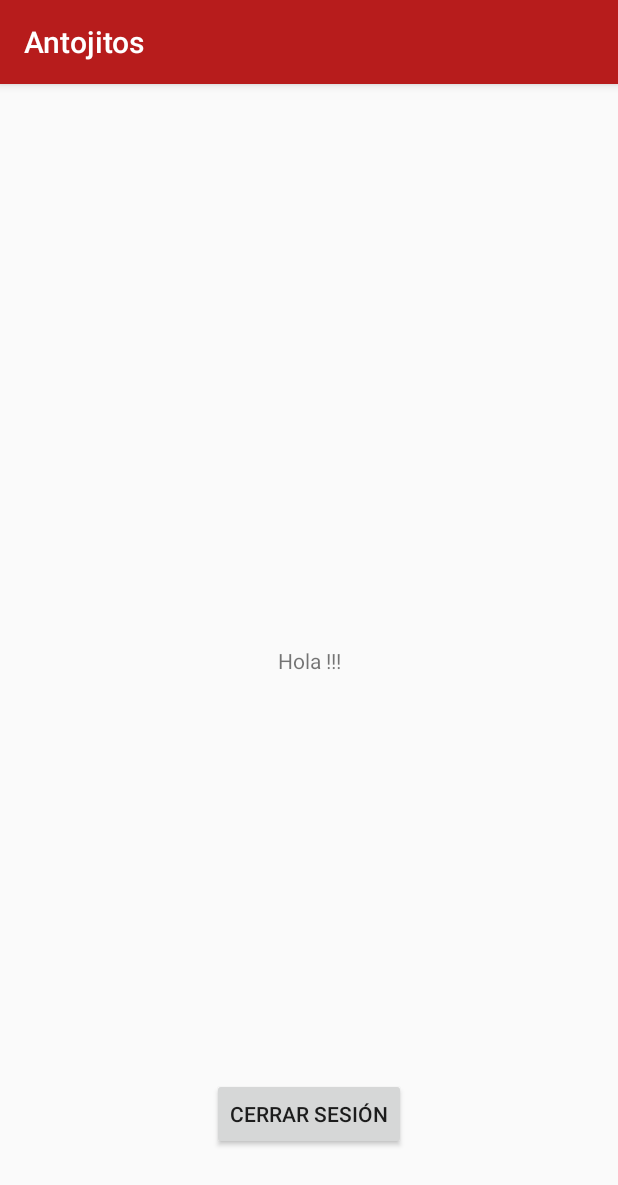
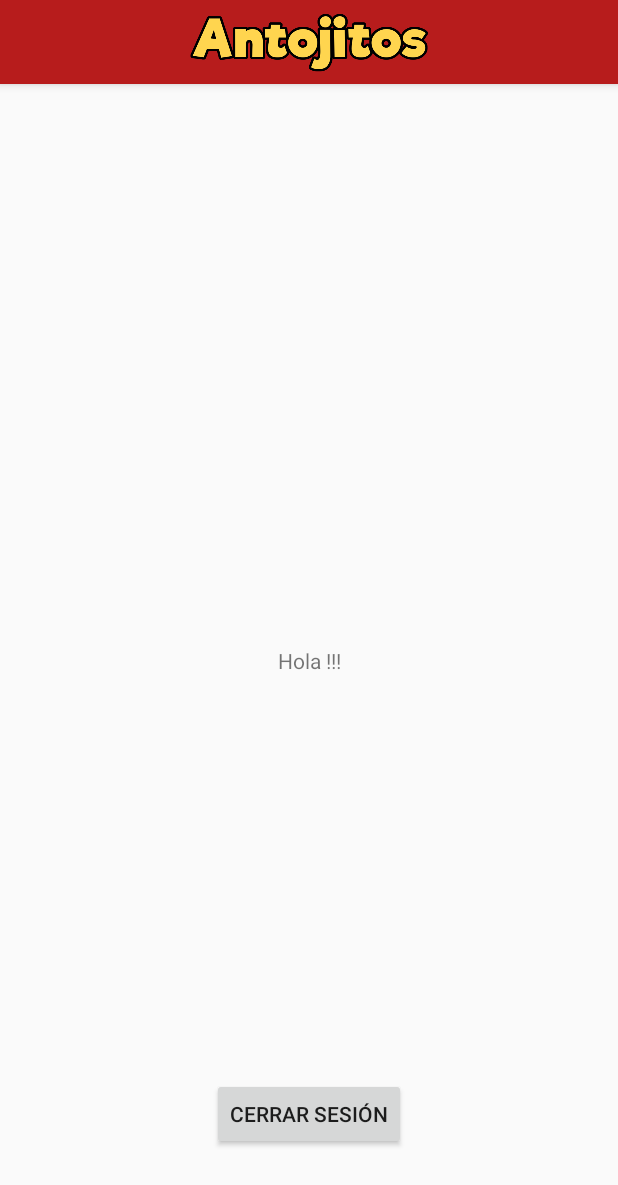
Before and after one commit to Esvux/AntojitosApp, an Android app: the screen it shows after launch once a user with an empty profile is signed in (MainActivity), on a phone screen of 412 x 824 dp. Shown: the top 1185 px of the screen. Run offline under Robolectric (Android 15) with nearby library versions, the phone set to English and light mode, and no system bars; our stand-ins replace Firebase (no records; nobody signed in at launch, a user with empty details on screens opened directly); libraries missing offline, so code that uses them is left out: com.firebase.ui.

Commit message:
Agregando ActionBar personalizado.

```diff
--- a/app/src/main/AndroidManifest.xml
+++ b/app/src/main/AndroidManifest.xml
@@ -24,7 +24,7 @@
 
         <activity
             android:name=".ui.MainActivity"
-            android:theme="@style/AppTheme"/>
+            android:theme="@style/AppTheme.WithLogo"/>
 
     </application>
 
--- a/app/src/main/res/values/styles.xml
+++ b/app/src/main/res/values/styles.xml
@@ -12,6 +12,16 @@
         <item name="windowNoTitle">true</item>
     </style>
 
+    <style name="AppTheme.WithLogo" parent="AppTheme">
+        <item name="actionBarStyle">@style/CustomActionBar</item>
+    </style>
+
+    <style name="CustomActionBar" parent="@style/Widget.AppCompat.ActionBar">
+        <item name="background">@color/primaryColor</item>
+        <item name="logo">@drawable/logo_antojitos</item>
+        <item name="displayOptions">useLogo|showHome</item>
+    </style>
+
     <style name="SplashTheme" parent="Theme.AppCompat.NoActionBar">
         <item name="android:windowBackground">@drawable/background_splash</item>
     </style>
```
Also changed, not shown: app/src/main/res/drawable/logo_antojitos.png (added).
